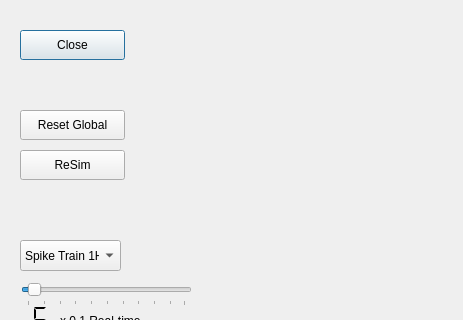
First picture: the form in projects/one_joint_robot/one_joint_robot_pytester/Controls.ui, repository wonjsohn/nerf-verilog, before the edit; both pictures show x 0 to 463 and y 0 to 320 of the 463 by 840 pixel window.
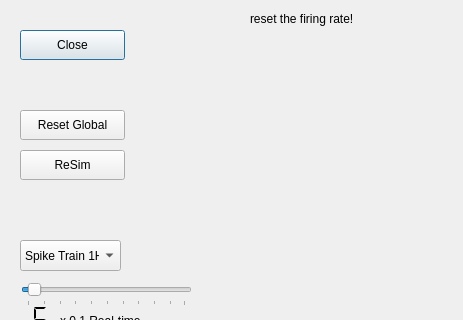
Second picture: the form after the edit.

Patch:
```diff
--- a/projects/one_joint_robot/one_joint_robot_pytester/Controls.ui
+++ b/projects/one_joint_robot/one_joint_robot_pytester/Controls.ui
@@ -623,6 +623,19 @@
     <string>trigger  input</string>
    </property>
   </widget>
+  <widget class="QLabel" name="label">
+   <property name="geometry">
+    <rect>
+     <x>250</x>
+     <y>10</y>
+     <width>171</width>
+     <height>17</height>
+    </rect>
+   </property>
+   <property name="text">
+    <string>reset the firing rate!</string>
+   </property>
+  </widget>
  </widget>
  <resources/>
  <connections>
```
